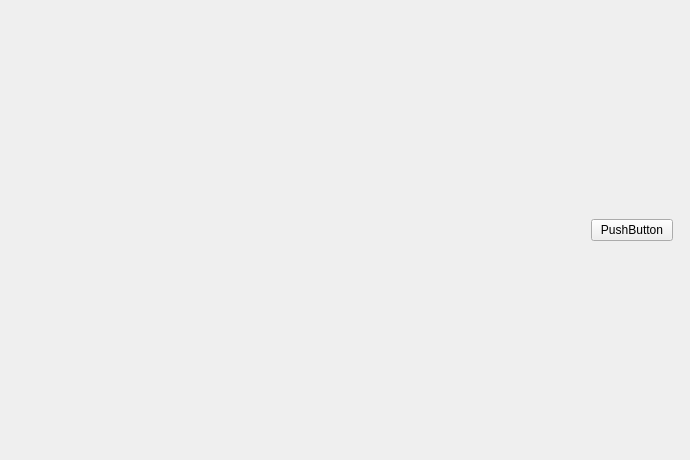
rozkalibrowany/vocc, file ui/statistics.ui: the form before one commit.
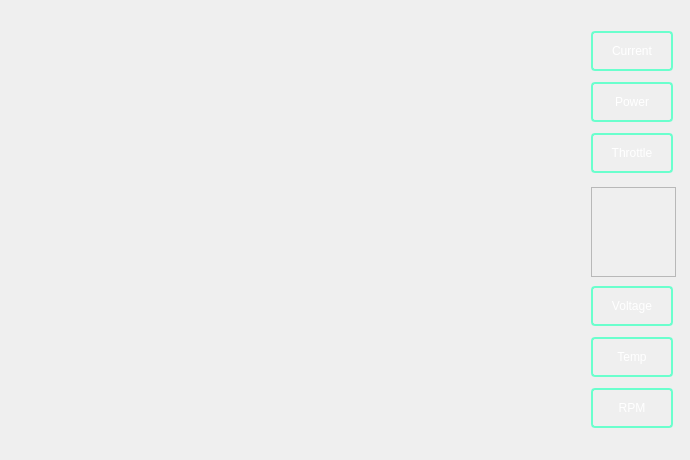
The form after the commit.

Commit message: Multiple charts version (current, voltage, temp...)

Diff of the .ui file:
```diff
--- a/ui/statistics.ui
+++ b/ui/statistics.ui
@@ -110,7 +110,7 @@
          <widget class="QFrame" name="verticalFrame">
           <property name="minimumSize">
            <size>
-            <width>100</width>
+            <width>85</width>
             <height>0</height>
            </size>
           </property>
@@ -122,21 +122,301 @@
           </property>
           <layout class="QVBoxLayout" name="verticalLayout_2">
            <item>
-            <layout class="QHBoxLayout" name="horizontalLayout_4"/>
+            <layout class="QHBoxLayout" name="horizontalLayout_4">
+             <item>
+              <layout class="QVBoxLayout" name="verticalLayout_4">
+               <item>
+                <layout class="QHBoxLayout" name="horizontalLayout_9">
+                 <property name="topMargin">
+                  <number>10</number>
+                 </property>
+                 <property name="bottomMargin">
+                  <number>5</number>
+                 </property>
+                 <item>
+                  <widget class="QPushButton" name="currentChartBtn">
+                   <property name="sizePolicy">
+                    <sizepolicy hsizetype="Preferred" vsizetype="Fixed">
+                     <horstretch>0</horstretch>
+                     <verstretch>0</verstretch>
+                    </sizepolicy>
+                   </property>
+                   <property name="minimumSize">
+                    <size>
+                     <width>0</width>
+                     <height>40</height>
+                    </size>
+                   </property>
+                   <property name="styleSheet">
+                    <string notr="true">QPushButton {
+border: 1.5px solid #6affcd;
+border-radius: 4px;
+padding: 2px;
+font: 11pt &quot;Ubuntu&quot;;
+color: white;
+}
+
+QPushButton[chosen=&quot;true&quot;] {
+border: none;
+border-radius: 4px;
+padding: 2px;
+background: #365546;
+}</string>
+                   </property>
+                   <property name="text">
+                    <string>Current</string>
+                   </property>
+                  </widget>
+                 </item>
+                </layout>
+               </item>
+               <item>
+                <layout class="QHBoxLayout" name="horizontalLayout_7">
+                 <property name="bottomMargin">
+                  <number>5</number>
+                 </property>
+                 <item>
+                  <widget class="QPushButton" name="powerChartBtn">
+                   <property name="sizePolicy">
+                    <sizepolicy hsizetype="Preferred" vsizetype="Fixed">
+                     <horstretch>0</horstretch>
+                     <verstretch>0</verstretch>
+                    </sizepolicy>
+                   </property>
+                   <property name="minimumSize">
+                    <size>
+                     <width>0</width>
+                     <height>40</height>
+                    </size>
+                   </property>
+                   <property name="styleSheet">
+                    <string notr="true">QPushButton {
+border: 1.5px solid #6affcd;
+border-radius: 4px;
+padding: 2px;
+font: 11pt &quot;Ubuntu&quot;;
+color: white;
+}
+
+QPushButton[chosen=&quot;true&quot;] {
+border: none;
+border-radius: 4px;
+padding: 2px;
+background: #365546;
+}</string>
+                   </property>
+                   <property name="text">
+                    <string>Power</string>
+                   </property>
+                  </widget>
+                 </item>
+                </layout>
+               </item>
+               <item>
+                <layout class="QHBoxLayout" name="horizontalLayout_8">
+                 <property name="bottomMargin">
+                  <number>5</number>
+                 </property>
+                 <item>
+                  <widget class="QPushButton" name="throttleChartBtn">
+                   <property name="sizePolicy">
+                    <sizepolicy hsizetype="Preferred" vsizetype="Fixed">
+                     <horstretch>0</horstretch>
+                     <verstretch>0</verstretch>
+                    </sizepolicy>
+                   </property>
+                   <property name="minimumSize">
+                    <size>
+                     <width>0</width>
+                     <height>40</height>
+                    </size>
+                   </property>
+                   <property name="styleSheet">
+                    <string notr="true">QPushButton {
+border: 1.5px solid #6affcd;
+border-radius: 4px;
+padding: 2px;
+font: 11pt &quot;Ubuntu&quot;;
+color: white;
+}
+
+QPushButton[chosen=&quot;true&quot;] {
+border: none;
+border-radius: 4px;
+padding: 2px;
+background: #365546;
+}</string>
+                   </property>
+                   <property name="text">
+                    <string>Throttle</string>
+                   </property>
+                  </widget>
+                 </item>
+                </layout>
+               </item>
+              </layout>
+             </item>
+            </layout>
            </item>
            <item>
             <layout class="QHBoxLayout" name="horizontalLayout_2">
              <item>
-              <widget class="QPushButton" name="pushButton">
-               <property name="text">
-                <string>PushButton</string>
+              <widget class="QFrame" name="frame">
+               <property name="minimumSize">
+                <size>
+                 <width>85</width>
+                 <height>0</height>
+                </size>
+               </property>
+               <property name="maximumSize">
+                <size>
+                 <width>85</width>
+                 <height>90</height>
+                </size>
+               </property>
+               <property name="frameShape">
+                <enum>QFrame::StyledPanel</enum>
+               </property>
+               <property name="frameShadow">
+                <enum>QFrame::Raised</enum>
                </property>
               </widget>
              </item>
             </layout>
            </item>
            <item>
-            <layout class="QHBoxLayout" name="horizontalLayout_3"/>
+            <layout class="QHBoxLayout" name="horizontalLayout_3">
+             <item>
+              <layout class="QVBoxLayout" name="verticalLayout_6">
+               <item>
+                <layout class="QHBoxLayout" name="horizontalLayout_12">
+                 <property name="bottomMargin">
+                  <number>5</number>
+                 </property>
+                 <item>
+                  <widget class="QPushButton" name="voltageChartBtn">
+                   <property name="sizePolicy">
+                    <sizepolicy hsizetype="Preferred" vsizetype="Fixed">
+                     <horstretch>0</horstretch>
+                     <verstretch>0</verstretch>
+                    </sizepolicy>
+                   </property>
+                   <property name="minimumSize">
+                    <size>
+                     <width>0</width>
+                     <height>40</height>
+                    </size>
+                   </property>
+                   <property name="styleSheet">
+                    <string notr="true">QPushButton {
+border: 1.5px solid #6affcd;
+border-radius: 4px;
+padding: 2px;
+font: 11pt &quot;Ubuntu&quot;;
+color: white;
+}
+
+QPushButton[chosen=&quot;true&quot;] {
+border: none;
+border-radius: 4px;
+padding: 2px;
+background: #365546;
+}</string>
+                   </property>
+                   <property name="text">
+                    <string>Voltage</string>
+                   </property>
+                  </widget>
+                 </item>
+                </layout>
+               </item>
+               <item>
+                <layout class="QHBoxLayout" name="horizontalLayout_10">
+                 <property name="bottomMargin">
+                  <number>5</number>
+                 </property>
+                 <item>
+                  <widget class="QPushButton" name="tempChartBtn">
+                   <property name="sizePolicy">
+                    <sizepolicy hsizetype="Preferred" vsizetype="Fixed">
+                     <horstretch>0</horstretch>
+                     <verstretch>0</verstretch>
+                    </sizepolicy>
+                   </property>
+                   <property name="minimumSize">
+                    <size>
+                     <width>0</width>
+                     <height>40</height>
+                    </size>
+                   </property>
+                   <property name="styleSheet">
+                    <string notr="true">QPushButton {
+border: 1.5px solid #6affcd;
+border-radius: 4px;
+padding: 2px;
+font: 11pt &quot;Ubuntu&quot;;
+color: white;
+}
+
+QPushButton[chosen=&quot;true&quot;] {
+border: none;
+border-radius: 4px;
+padding: 2px;
+background: #365546;
+}</string>
+                   </property>
+                   <property name="text">
+                    <string>Temp</string>
+                   </property>
+                  </widget>
+                 </item>
+                </layout>
+               </item>
+               <item>
+                <layout class="QHBoxLayout" name="horizontalLayout_11">
+                 <property name="bottomMargin">
+                  <number>10</number>
+                 </property>
+                 <item>
+                  <widget class="QPushButton" name="rpmChartBtn">
+                   <property name="sizePolicy">
+                    <sizepolicy hsizetype="Preferred" vsizetype="Fixed">
+                     <horstretch>0</horstretch>
+                     <verstretch>0</verstretch>
+                    </sizepolicy>
+                   </property>
+                   <property name="minimumSize">
+                    <size>
+                     <width>0</width>
+                     <height>40</height>
+                    </size>
+                   </property>
+                   <property name="styleSheet">
+                    <string notr="true">QPushButton {
+border: 1.5px solid #6affcd;
+border-radius: 4px;
+padding: 2px;
+font: 11pt &quot;Ubuntu&quot;;
+color: white;
+}
+
+QPushButton[chosen=&quot;true&quot;] {
+border: none;
+border-radius: 4px;
+padding: 2px;
+background: #365546;
+}</string>
+                   </property>
+                   <property name="text">
+                    <string>RPM</string>
+                   </property>
+                  </widget>
+                 </item>
+                </layout>
+               </item>
+              </layout>
+             </item>
+            </layout>
            </item>
           </layout>
          </widget>
```
The commit also changes 3 other files.
